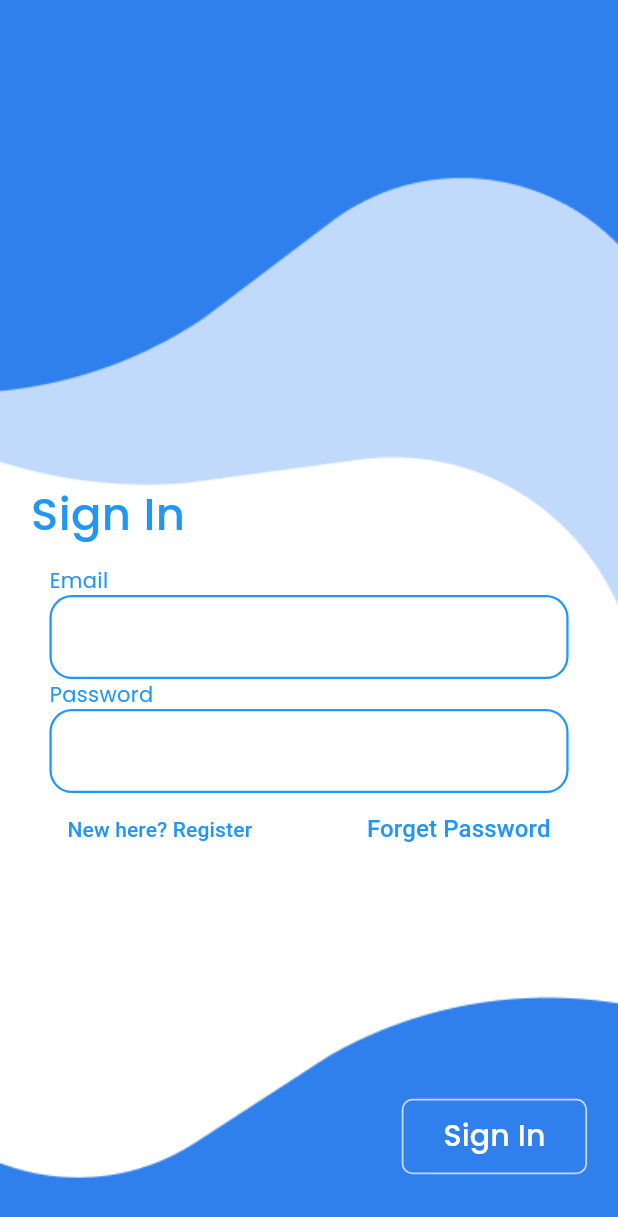
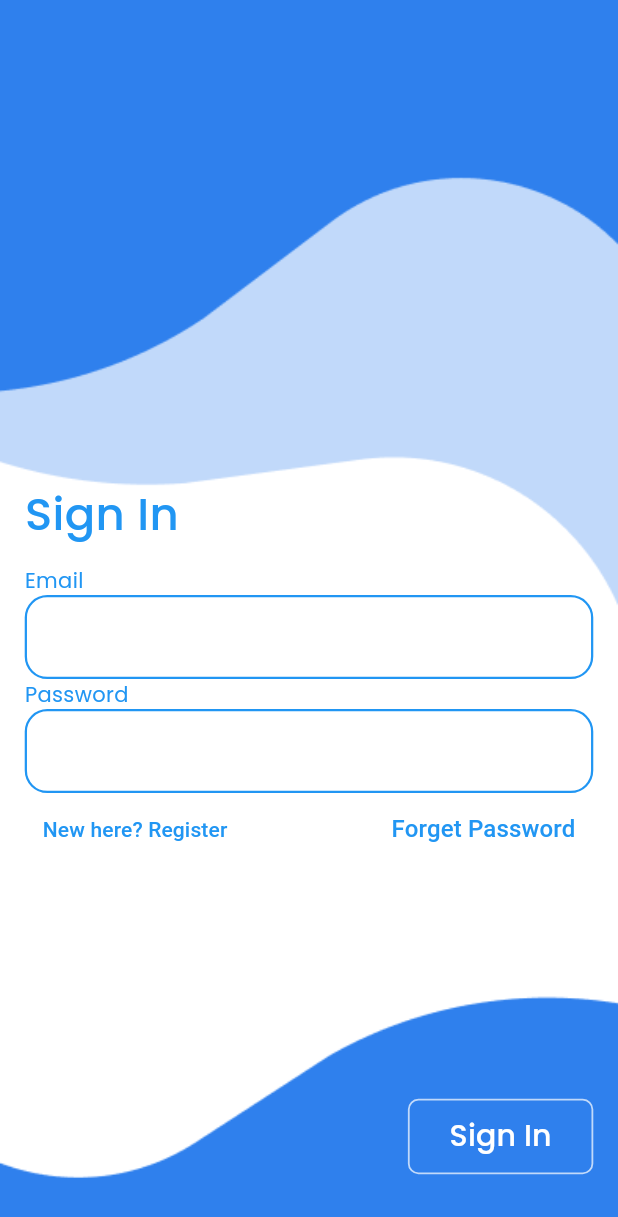
Before and after one commit to Zahid275/Chatting-App, a Flutter app: the screen it shows after launch, on a phone screen of 412 x 824 dp. Shown: the top 1217 px of the screen. Run offline on Flutter 3.47's test engine with Material 3 defaults, Android fonts, the phone set to English and light mode, and no system bars; our stand-ins replace auto_size_text, cloud_firestore, firebase_auth, firebase_core, firebase_messaging, flutter_dotenv and 7 more; missing offline and left inert: cloudinary; accounts and stored records are empty.

Commit message:
fixed some minor ui bugs

```diff
--- a/lib/Views/auth_screen.dart
+++ b/lib/Views/auth_screen.dart
@@ -17,6 +17,8 @@ class AuthScreen extends StatelessWidget {
     return Scaffold(
       body: SingleChildScrollView(
         child: Container(
+          padding: EdgeInsets.symmetric(horizontal: size.width * 0.04),
+
           width: size.width,
           height: size.height,
           decoration: const BoxDecoration(
@@ -28,20 +30,15 @@ class AuthScreen extends StatelessWidget {
               crossAxisAlignment: CrossAxisAlignment.start,
               children: [
                 SizedBox(height: size.height * 0.39),
-                Padding(
-                  padding: EdgeInsets.symmetric(horizontal: size.width * 0.05),
-                  child: Text(
+                Text(
                   authController.isSignUp.value ? "Sign Up" : "Sign In",
                   style: GoogleFonts.poppins(
                       fontSize: 30,
                       fontWeight: FontWeight.w500,
                       color: Colors.blue),
                 ),
-                ),
                 SizedBox(height: size.height * 0.015),
-                Padding(
-                  padding: EdgeInsets.symmetric(horizontal: size.width * 0.08),
-                  child: Form(
+                Form(
                   key: authController.formKey,
                   child: Column(
                     crossAxisAlignment: CrossAxisAlignment.start,
@@ -103,10 +100,8 @@ class AuthScreen extends StatelessWidget {
                     ],
                   ),
                 ),
-                ),
                 Expanded(
                   child: Container(
-                    padding: EdgeInsets.only(right: size.width * 0.05),
                     alignment: Alignment.bottomRight,
                     child: SizedBox(
                       height: size.height * 0.061,
--- a/lib/Views/home_screen.dart
+++ b/lib/Views/home_screen.dart
@@ -118,7 +118,7 @@ class HomeScreen extends StatelessWidget {
                               ),
                             );
                           }),
-    );}
+                    );}
                   );
                 }
               },
--- a/lib/Widgets/account_field.dart
+++ b/lib/Widgets/account_field.dart
@@ -9,7 +9,7 @@ class AccountField extends StatelessWidget {
    bool? enabled=true;
 
   final void Function(String?)? onSaved;
-   AccountField({ enabled,super.key, required this.text, required this.label,required this.iconData,required this.onSaved,required this.onValidate});
+   AccountField({ this.enabled,super.key, required this.text, required this.label,required this.iconData,required this.onSaved,required this.onValidate});
 
   @override
   Widget build(BuildContext context) {
--- a/pubspec.yaml
+++ b/pubspec.yaml
@@ -54,6 +54,7 @@ dependencies:
   flutter_launcher_icons: ^0.14.3
   flutter_native_splash: ^2.4.4
   flutter_dotenv: ^5.2.1
+  auto_size_text: ^3.0.0
 
 dev_dependencies:
   flutter_test:
```
Also changed, not shown: lib/Views/account_screen.dart (+57 -19 lines), lib/Views/chat_screen.dart (+9 -9 lines), lib/Widgets/message_tile.dart (+20 -3 lines), lib/Widgets/user_tile.dart (+22 -18 lines), pubspec.lock, 6 other files. Lines whose indentation alone changed are shown as unchanged.
